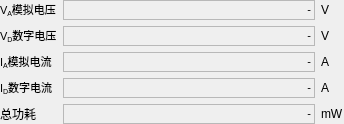
Before: the Qt Designer form trunk/soft/zebra-tester/qpowermonitor.ui in Quenii/ADCEVM-minor, drawn with Qt 5.
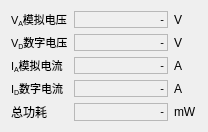
After: the same form once the commit is applied. Custom widgets are drawn as their Qt base class.

Patch:
```diff
--- a/trunk/soft/zebra-tester/qpowermonitor.ui
+++ b/trunk/soft/zebra-tester/qpowermonitor.ui
@@ -6,8 +6,8 @@
    <rect>
     <x>0</x>
     <y>0</y>
-    <width>344</width>
-    <height>124</height>
+    <width>208</width>
+    <height>99</height>
    </rect>
   </property>
   <property name="sizePolicy">
@@ -20,9 +20,6 @@
    <string>电源监控</string>
   </property>
   <layout class="QGridLayout" name="gridLayout">
-   <property name="margin">
-    <number>0</number>
-   </property>
    <item row="0" column="0">
     <widget class="QLabel" name="label_5">
      <property name="sizePolicy">
```
Left out of the diff: 230 changed lines with no effect on the pictures.
